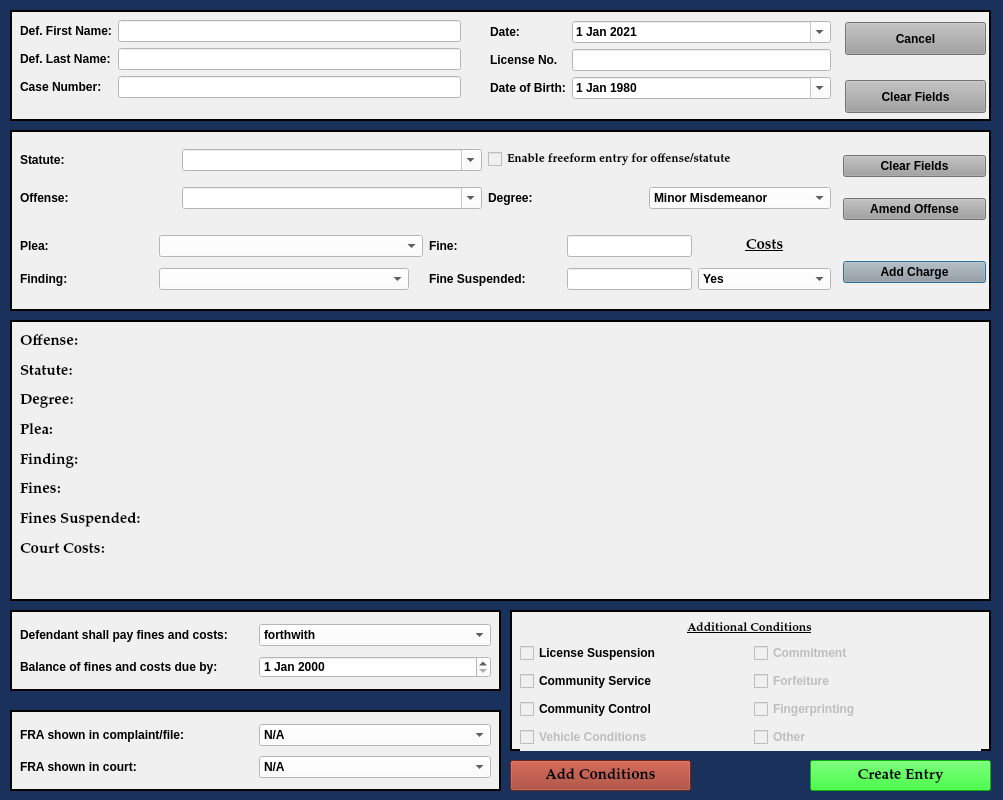
First picture: the form in resources/ui/MinorMisdemeanorDialog.ui, repository HunterProgram22/MuniEntry, before the edit.
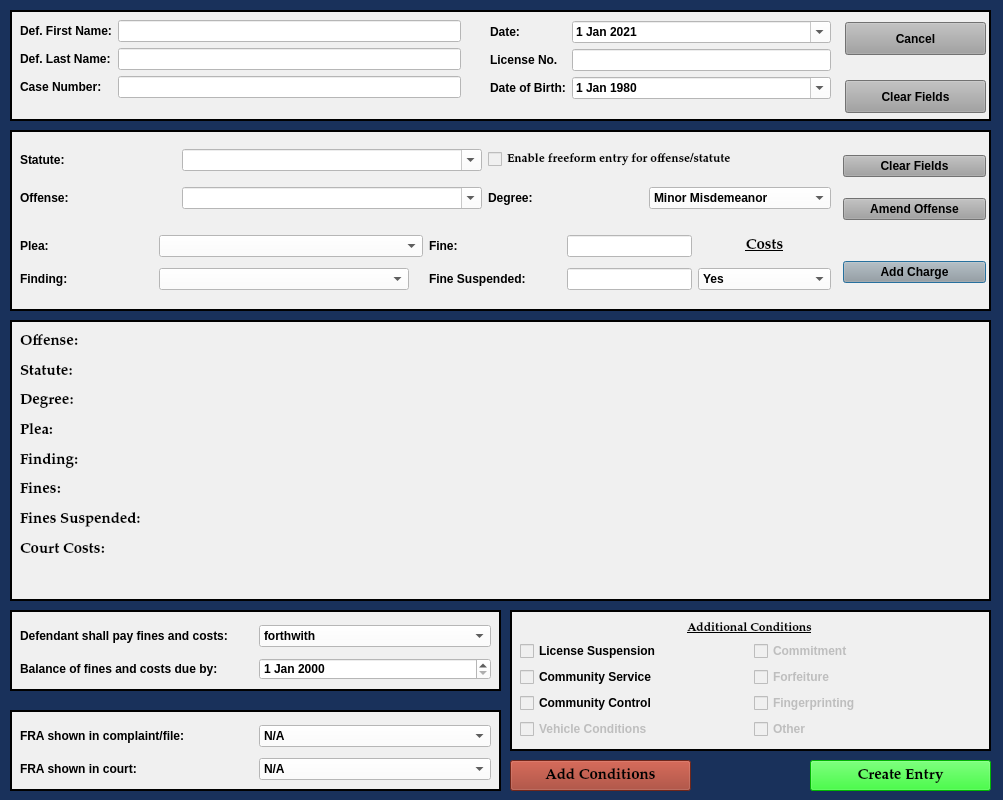
Second picture: the form after the edit.

Commit message: Fixed issue on MMD view.

```diff
--- a/resources/ui/MinorMisdemeanorDialog.ui
+++ b/resources/ui/MinorMisdemeanorDialog.ui
@@ -1035,7 +1035,7 @@
       <x>10</x>
       <y>10</y>
       <width>471</width>
-      <height>64</height>
+      <height>65</height>
      </rect>
     </property>
     <layout class="QGridLayout" name="gridLayout_2">
@@ -1136,7 +1136,7 @@
       <x>10</x>
       <y>10</y>
       <width>471</width>
-      <height>64</height>
+      <height>66</height>
      </rect>
     </property>
     <layout class="QGridLayout" name="gridLayout_4">
@@ -1256,7 +1256,7 @@
       <x>10</x>
       <y>31</y>
       <width>461</width>
-      <height>112</height>
+      <height>101</height>
      </rect>
     </property>
     <layout class="QGridLayout" name="gridLayout_5">
```
Left out of the diff: 68 changed lines with no effect on the pictures. The commit also changes 1 other file.
